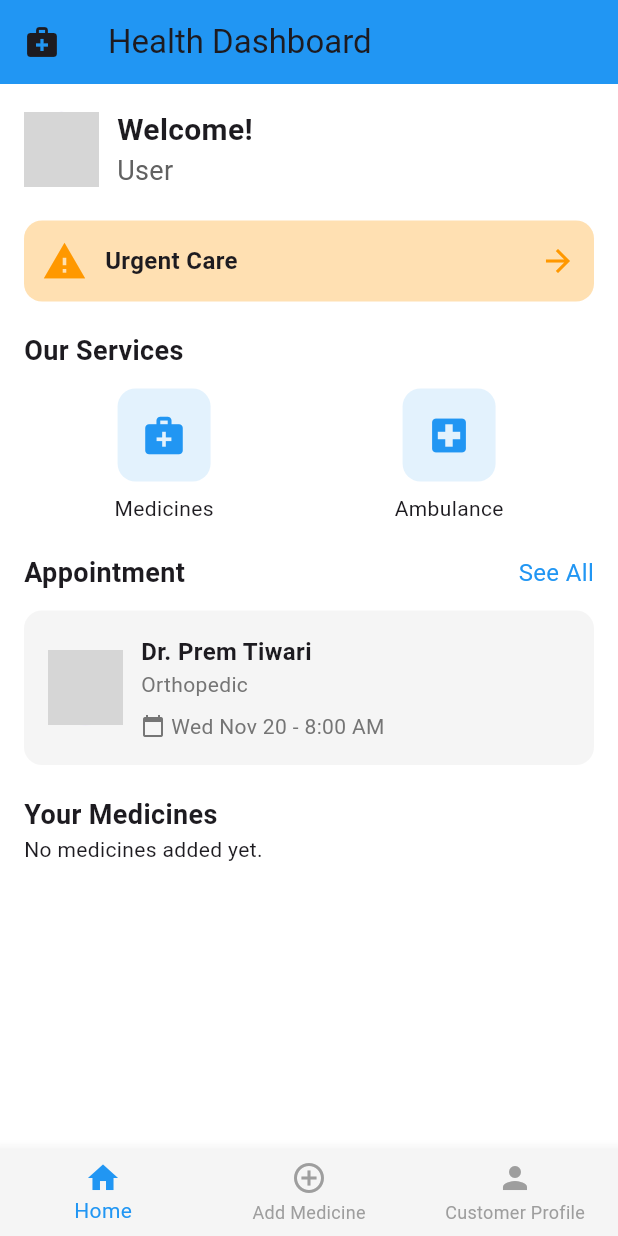
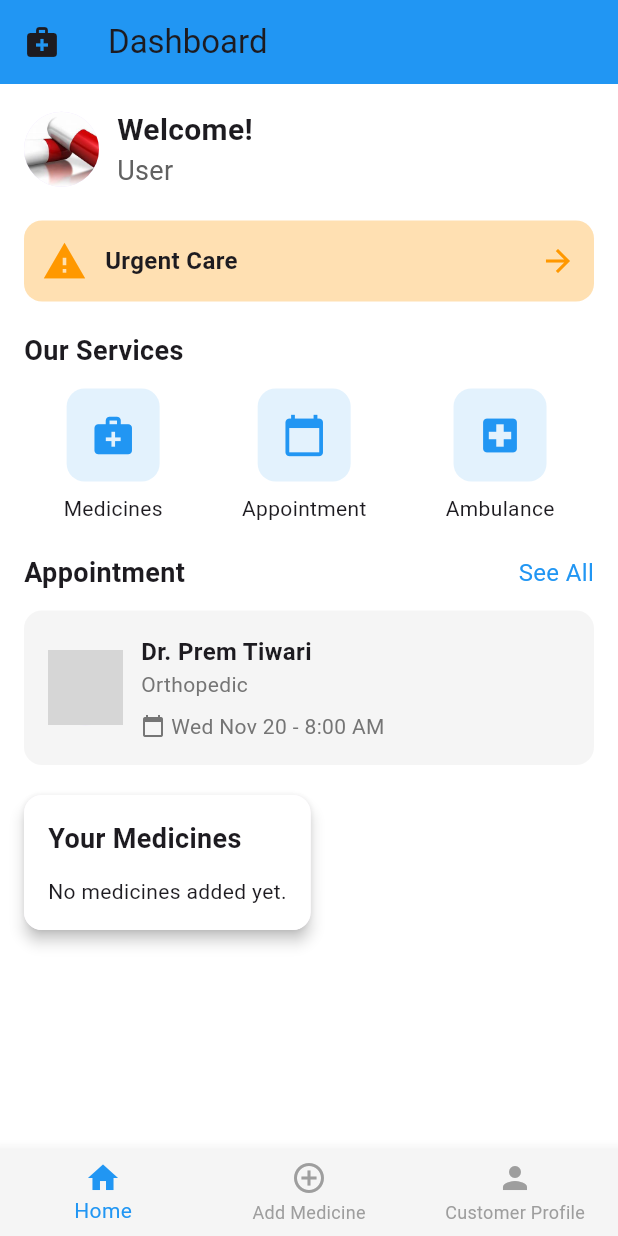
Before and after one commit to Sonalee12/MedicineReminder, a Flutter app: the HealthDashboard screen opened directly, on a phone screen of 412 x 824 dp. Run offline on Flutter 3.47's test engine with Material 3 defaults, Android fonts, the phone set to English and light mode, and no system bars; our stand-ins replace file_picker, shared_preferences; accounts and stored records are empty; network calls fail; grey boxes are pictures that could not be loaded.

Commit message:
changes done

```diff
--- a/lib/controller/controller.dart
+++ b/lib/controller/controller.dart
@@ -94,3 +94,7 @@ class MedicineController {
     return true;  // Validation passed
   }
 }
+void _handleAddAppointment(Appointment appointment) {
+  // Handle the logic when an appointment is added, e.g., add it to a list.
+  print("Appointment added: ${appointment.doctorName}");
+}
--- a/lib/model/user_model.dart
+++ b/lib/model/user_model.dart
@@ -12,6 +12,20 @@ class UserModel {
     required this.password,
   });
 }
+class Appointment {
+  final String doctorName;
+  final String specialty;
+  final String appointmentTime;
+  final String appointmentDate;
+
+  Appointment({
+    required this.doctorName,
+    required this.specialty,
+    required this.appointmentTime,
+    required this.appointmentDate,
+  });
+}
+
 
 class Medicine {
   final String name;
--- a/lib/view/homepage.dart
+++ b/lib/view/homepage.dart
@@ -4,6 +4,8 @@ import 'package:medicine_reminder/view/UrgentCarePage.dart';
 import 'package:medicine_reminder/view/medicineschedule.dart'; // Import the schedule page
 import 'package:medicine_reminder/view/addmedicine.dart'; // Import the Add Medicine page
 import 'package:medicine_reminder/view/profile.dart';
+
+
 
 class HealthDashboard extends StatefulWidget {
   @override
@@ -53,7 +55,7 @@ class _HealthDashboardState extends State<HealthDashboard> {
       appBar: AppBar(
         leading: Icon(Icons.medical_services),
         title: Text(
-          ['Health Dashboard', 'Add Medicine', 'Customer Profile'][_selectedIndex],
+          ['Dashboard', 'Add Medicine', 'Customer Profile'][_selectedIndex],
         ),
 
         backgroundColor: Colors.blue,
@@ -102,8 +104,7 @@ class HomePage extends StatelessWidget {
               Row(
                 children: [
                   CircleAvatar(
-                    backgroundImage: NetworkImage(
-                        'https://via.placeholder.com/150'), // Replace with user's profile image
+                    backgroundImage: AssetImage('assets/pilll.jpg'),// Replace with user's profile image
                     radius: 25,
                   ),
                   const SizedBox(width: 12),
@@ -161,6 +162,7 @@ class HomePage extends StatelessWidget {
                 mainAxisAlignment: MainAxisAlignment.spaceAround,
                 children: const [
                   ServiceItem(icon: Icons.medical_services, label: 'Medicines'),
+                  ServiceItem(icon: Icons.calendar_today, label: 'Appointment'),
                   ServiceItem(icon: Icons.local_hospital, label: 'Ambulance'),
                 ],
               ),
@@ -185,14 +187,28 @@ class HomePage extends StatelessWidget {
 
               // Added Medicines Section
               const SizedBox(height: 20),
+              Material(
+                elevation: 4.0, // Add elevation for shadow effect
+                borderRadius: BorderRadius.circular(12.0), // Rounded corners
+                child: Container(
+                  padding: EdgeInsets.all(16.0), // Padding inside the container
+                  decoration: BoxDecoration(
+                    color: Colors.white, // Background color for the container
+                    borderRadius: BorderRadius.circular(12.0), // Same as Material for consistency
+                  ),
+                  child: Column(
+                    crossAxisAlignment: CrossAxisAlignment.start,
+                    children: [
                       const Text(
                         'Your Medicines',
                         style: TextStyle(fontSize: 18, fontWeight: FontWeight.bold),
                       ),
+                      const SizedBox(height: 12),
                       medicines.isEmpty
                           ? const Text('No medicines added yet.')
                           : ListView.builder(
                         shrinkWrap: true,
+                        physics: NeverScrollableScrollPhysics(), // Prevent inner scrolling
                         itemCount: medicines.length,
                         itemBuilder: (context, index) {
                           final medicine = medicines[index];
@@ -206,6 +222,11 @@ class HomePage extends StatelessWidget {
                           );
                         },
                       ),
+                    ],
+                  ),
+                ),
+              ),
+
             ],
           ),
         ),
--- a/lib/view/profile.dart
+++ b/lib/view/profile.dart
@@ -9,6 +9,9 @@ class ProfilePage extends StatelessWidget {
   @override
   Widget build(BuildContext context) {
     return Scaffold(
+      appBar: AppBar(
+        title: Text('Customer Profile'),
+      ),
       body: Padding(
         padding: const EdgeInsets.all(16.0),
         child: Column(
--- a/pubspec.yaml
+++ b/pubspec.yaml
@@ -33,11 +33,15 @@ dependencies:
 
   cupertino_icons: ^1.0.8
   shared_preferences: ^2.0.18
+  cached_network_image: ^3.2.3
 
 
+  flutter_local_notifications: ^13.0.0
 dev_dependencies:
   flutter_test:
     sdk: flutter
+  image_picker: ^0.8.7+4
+  file_picker: ^5.2.2
 
   # The "flutter_lints" package below contains a set of recommended lints to
   # encourage good coding practices. The lint set provided by the package is
@@ -60,6 +64,7 @@ flutter:
 
   assets:
       - assets/cetamol.jpg
+      - assets/pilll.jpg
   # To add assets to your application, add an assets section, like this:
   # assets:
   #   - images/a_dot_burr.jpeg
```
Also changed, not shown: lib/view/addmedicine.dart (+70 -5 lines), lib/view/appointmentlistpage.dart (added, +23 -0 lines), assets/pilll.jpg (added), pubspec.lock, 6 other files. Lines whose indentation alone changed are shown as unchanged.
